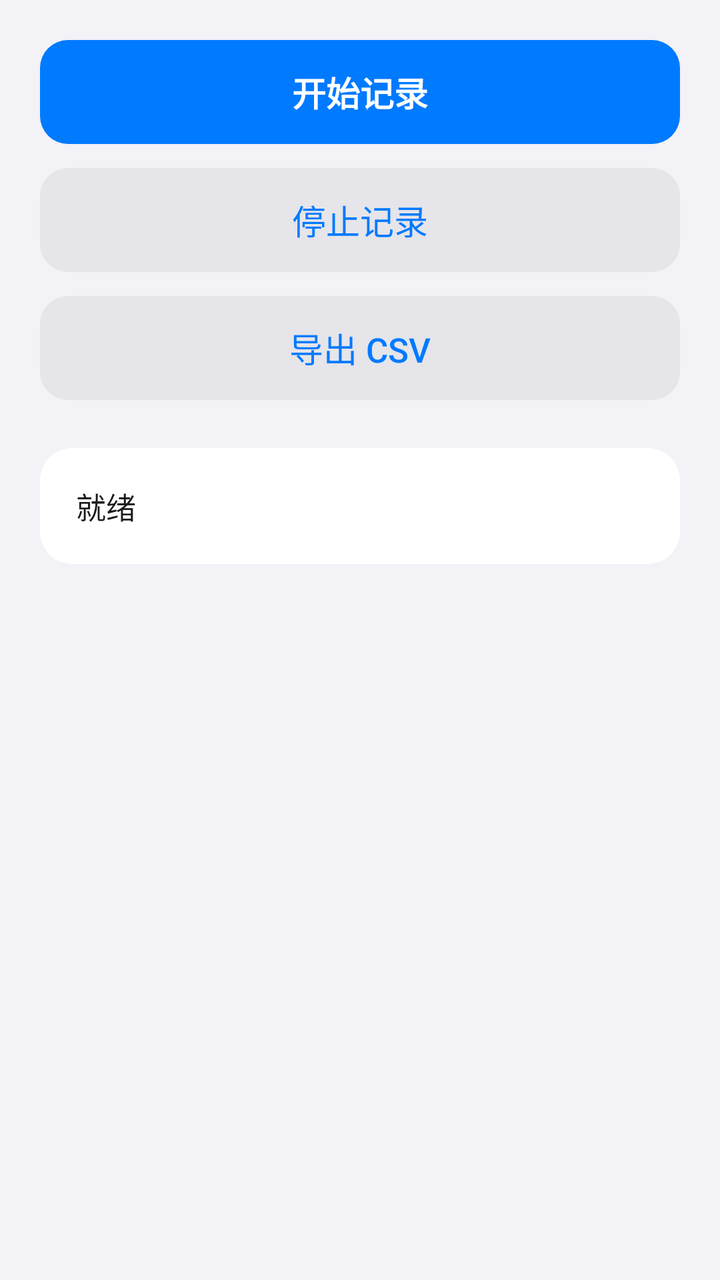
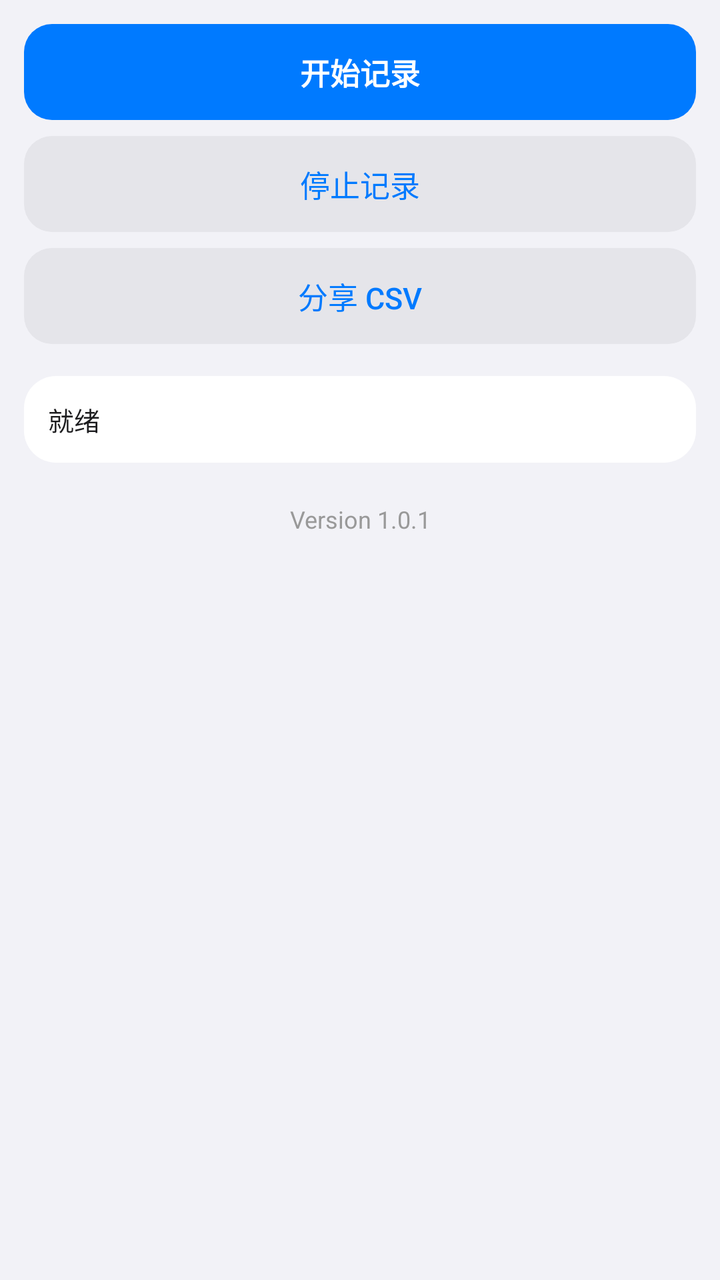

The first picture is an Android layout as it rendered before a commit; the second is the same layout after the commit. The layout source and the unified diff follow.
<!-- AndroidManifest.xml: application theme AppTheme -->
<!-- res/layout/activity_main.xml -->
<?xml version="1.0" encoding="utf-8"?>
<ScrollView xmlns:android="http://schemas.android.com/apk/res/android"
    android:layout_width="match_parent"
    android:layout_height="match_parent"
    android:background="#F2F2F7"
    android:fillViewport="true">

    <LinearLayout
        android:layout_width="match_parent"
        android:layout_height="wrap_content"
        android:orientation="vertical"
        android:padding="20dp">

        
        <Button
            android:id="@+id/btnStart"
            android:layout_width="match_parent"
            android:layout_height="52dp"
            android:text="开始记录"
            android:textSize="17sp"
            android:textStyle="bold"
            android:textColor="#FFFFFF"
            android:background="@drawable/button_start_bg"
            android:stateListAnimator="@null"
            android:layout_marginBottom="12dp" />

        
        <Button
            android:id="@+id/btnStop"
            android:layout_width="match_parent"
            android:layout_height="52dp"
            android:text="停止记录"
            android:textSize="17sp"
            android:textColor="#007AFF"
            android:background="@drawable/button_secondary_bg"
            android:stateListAnimator="@null"
            android:layout_marginBottom="12dp" />

        
        <Button
            android:id="@+id/btnExport"
            android:layout_width="match_parent"
            android:layout_height="52dp"
            android:text="导出 CSV"
            android:textSize="17sp"
            android:textColor="#007AFF"
            android:background="@drawable/button_secondary_bg"
            android:stateListAnimator="@null"
            android:layout_marginBottom="24dp" />

        
        <LinearLayout
            android:layout_width="match_parent"
            android:layout_height="wrap_content"
            android:background="@drawable/card_bg"
            android:orientation="vertical"
            android:padding="18dp">

            <TextView
                android:id="@+id/statusText"
                android:layout_width="match_parent"
                android:layout_height="wrap_content"
                android:text="就绪"
                android:textSize="15sp"
                android:textColor="#1C1C1E"
                android:lineSpacingExtra="6dp" />
        </LinearLayout>

    </LinearLayout>
</ScrollView>
<!-- resources referenced by this layout -->
<resources>
  <!-- drawable button_secondary_bg (drawable) -->
  <?xml version="1.0" encoding="utf-8"?>
  <shape xmlns:android="http://schemas.android.com/apk/res/android">
      <corners android:radius="14dp" />
      <solid android:color="#E5E5EA" />
  </shape>
  <!-- drawable button_start_bg (drawable) -->
  <?xml version="1.0" encoding="utf-8"?>
  <shape xmlns:android="http://schemas.android.com/apk/res/android">
      <corners android:radius="14dp" />
      <solid android:color="#007AFF" />
  </shape>
  <!-- drawable card_bg (drawable) -->
  <?xml version="1.0" encoding="utf-8"?>
  <shape xmlns:android="http://schemas.android.com/apk/res/android">
      <corners android:radius="16dp" />
      <solid android:color="#FFFFFF" />
  </shape>
  <style name="AppTheme" parent="@android:style/Theme.Material.Light.DarkActionBar">
          <item name="android:colorPrimary">#FFFFFF</item>
          <item name="android:colorPrimaryDark">#F2F2F7</item>
          <item name="android:colorAccent">#007AFF</item>
          <item name="android:titleTextColor">#1C1C1E</item>
          <item name="android:windowBackground">#F2F2F7</item>
          <item name="android:textColorPrimary">#1C1C1E</item>
          <item name="android:windowLightStatusBar">true</item>
      </style>
</resources>

<!-- the commit's change to res/layout/activity_main.xml (unified diff, before → after) -->
@@ -9,44 +9,44 @@
         android:layout_width="match_parent"
         android:layout_height="wrap_content"
         android:orientation="vertical"
-        android:padding="20dp">
+        android:padding="12dp">
 
         
         <Button
             android:id="@+id/btnStart"
             android:layout_width="match_parent"
-            android:layout_height="52dp"
+            android:layout_height="48dp"
             android:text="开始记录"
-            android:textSize="17sp"
+            android:textSize="15sp"
             android:textStyle="bold"
             android:textColor="#FFFFFF"
             android:background="@drawable/button_start_bg"
             android:stateListAnimator="@null"
-            android:layout_marginBottom="12dp" />
+            android:layout_marginBottom="8dp" />
 
         
         <Button
             android:id="@+id/btnStop"
             android:layout_width="match_parent"
-            android:layout_height="52dp"
+            android:layout_height="48dp"
             android:text="停止记录"
-            android:textSize="17sp"
+            android:textSize="15sp"
             android:textColor="#007AFF"
             android:background="@drawable/button_secondary_bg"
             android:stateListAnimator="@null"
-            android:layout_marginBottom="12dp" />
+            android:layout_marginBottom="8dp" />
 
         
         <Button
             android:id="@+id/btnExport"
             android:layout_width="match_parent"
-            android:layout_height="52dp"
-            android:text="导出 CSV"
-            android:textSize="17sp"
+            android:layout_height="48dp"
+            android:text="分享 CSV"
+            android:textSize="15sp"
             android:textColor="#007AFF"
             android:background="@drawable/button_secondary_bg"
             android:stateListAnimator="@null"
-            android:layout_marginBottom="24dp" />
+            android:layout_marginBottom="16dp" />
 
         
         <LinearLayout
@@ -54,17 +54,28 @@
             android:layout_height="wrap_content"
             android:background="@drawable/card_bg"
             android:orientation="vertical"
-            android:padding="18dp">
+            android:padding="12dp">
 
             <TextView
                 android:id="@+id/statusText"
                 android:layout_width="match_parent"
                 android:layout_height="wrap_content"
                 android:text="就绪"
-                android:textSize="15sp"
+                android:textSize="13sp"
                 android:textColor="#1C1C1E"
-                android:lineSpacingExtra="6dp" />
+                android:lineSpacingExtra="4dp" />
         </LinearLayout>
+
+        
+        <TextView
+            android:id="@+id/tvVersion"
+            android:layout_width="match_parent"
+            android:layout_height="wrap_content"
+            android:layout_marginTop="20dp"
+            android:gravity="center"
+            android:textColor="#999999"
+            android:textSize="12sp"
+            android:text="Version 1.0.1" />
 
     </LinearLayout>
 </ScrollView>
